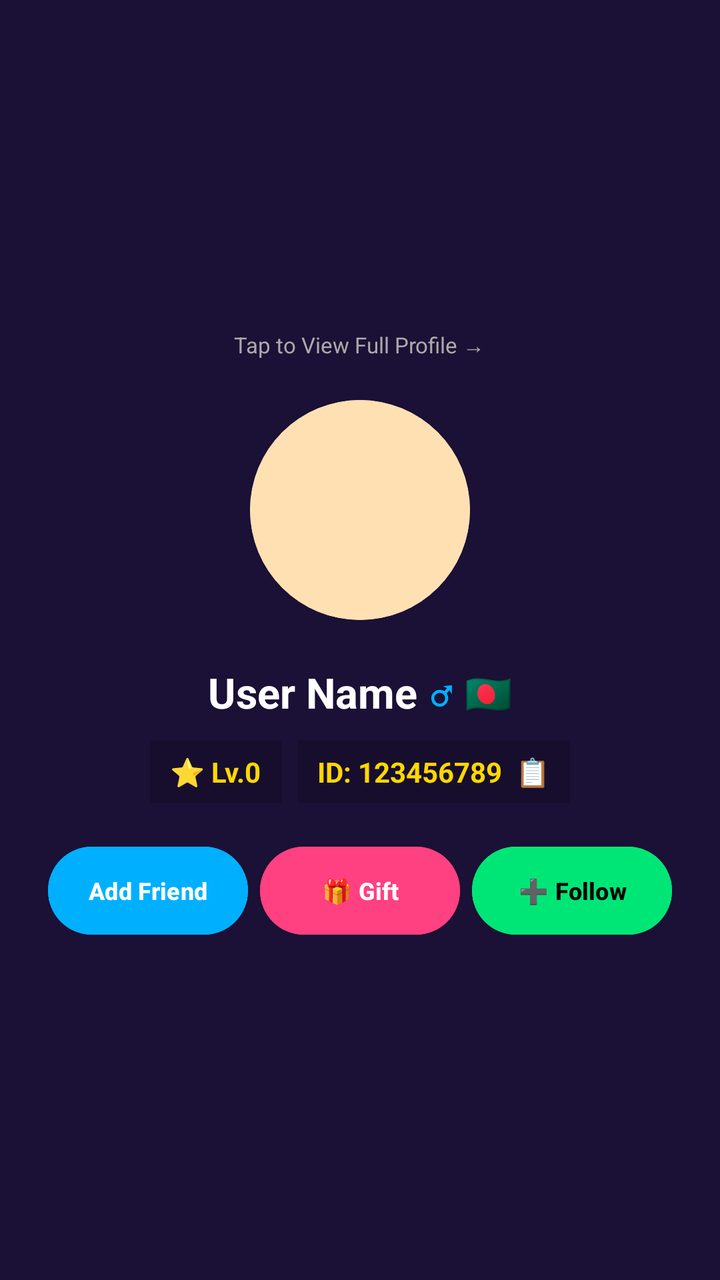
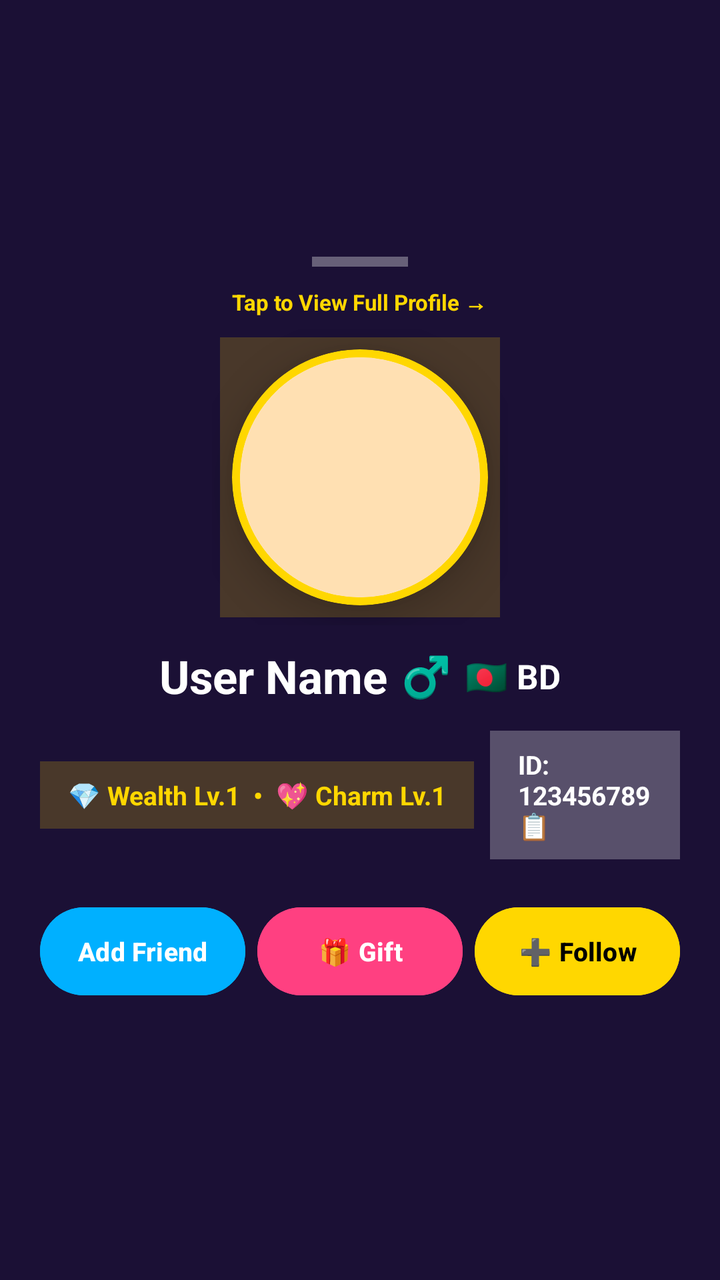

Screens rendered from an Android XML layout before and after an edit, with the pre-edit source and the edit as a unified diff.
<!-- AndroidManifest.xml: application theme Theme.SRVoiceChat -->
<!-- res/layout/dialog_mini_profile.xml -->
<?xml version="1.0" encoding="utf-8"?>
<LinearLayout xmlns:android="http://schemas.android.com/apk/res/android"
    android:id="@+id/layoutMiniRoot"
    android:layout_width="match_parent"
    android:layout_height="wrap_content"
    android:orientation="vertical"
    android:background="#1B1035"
    android:paddingStart="24dp"
    android:paddingEnd="24dp"
    android:paddingTop="24dp"
    android:paddingBottom="28dp"
    android:gravity="center">

    <TextView
        android:layout_width="wrap_content"
        android:layout_height="wrap_content"
        android:text="Tap to View Full Profile →"
        android:textColor="#AAAAAA"
        android:textSize="11sp"
        android:paddingBottom="10dp" />

    
    <FrameLayout
        android:layout_width="130dp"
        android:layout_height="130dp"
        android:layout_marginBottom="12dp">
        <androidx.cardview.widget.CardView
            xmlns:app="http://schemas.android.com/apk/res-auto"
            android:layout_width="110dp"
            android:layout_height="110dp"
            android:layout_gravity="center"
            app:cardCornerRadius="55dp"
            app:cardElevation="0dp">
            <ImageView
                android:id="@+id/imgMiniPhoto"
                android:layout_width="match_parent"
                android:layout_height="match_parent"
                android:scaleType="centerCrop"
                android:background="#FFE0B2" />
        </androidx.cardview.widget.CardView>
        <ImageView
            android:id="@+id/imgMiniFrame"
            android:layout_width="130dp"
            android:layout_height="130dp"
            android:layout_gravity="center"
            android:visibility="gone"
            android:scaleType="fitXY" />
    </FrameLayout>

    
    <LinearLayout
        android:layout_width="wrap_content"
        android:layout_height="wrap_content"
        android:orientation="horizontal"
        android:gravity="center_vertical">
        <TextView
            android:id="@+id/txtMiniName"
            android:layout_width="wrap_content"
            android:layout_height="wrap_content"
            android:text="User Name"
            android:textColor="#FFFFFF"
            android:textSize="21sp"
            android:textStyle="bold" />
        <TextView
            android:id="@+id/txtMiniGenderIcon"
            android:layout_width="wrap_content"
            android:layout_height="wrap_content"
            android:text="♂"
            android:textColor="#00B0FF"
            android:textSize="19sp"
            android:textStyle="bold"
            android:layout_marginStart="6dp" />
        <TextView
            android:id="@+id/txtMiniFlag"
            android:layout_width="wrap_content"
            android:layout_height="wrap_content"
            android:text="🇧🇩"
            android:textSize="19sp"
            android:layout_marginStart="6dp" />
    </LinearLayout>

    
    <TextView
        android:id="@+id/txtMiniVipBadge"
        android:layout_width="wrap_content"
        android:layout_height="wrap_content"
        android:text=""
        android:textColor="#FFD700"
        android:textSize="15sp"
        android:textStyle="bold"
        android:background="#33FFD700"
        android:paddingHorizontal="14dp"
        android:paddingVertical="6dp"
        android:layout_marginTop="8dp"
        android:visibility="gone" />

    <TextView
        android:id="@+id/txtMiniGenderCountry"
        android:layout_width="wrap_content"
        android:layout_height="wrap_content"
        android:visibility="gone" />

    
    <LinearLayout
        android:layout_width="wrap_content"
        android:layout_height="wrap_content"
        android:orientation="horizontal"
        android:gravity="center_vertical"
        android:layout_marginTop="10dp">
        <TextView
            android:id="@+id/txtMiniLevel"
            android:layout_width="wrap_content"
            android:layout_height="wrap_content"
            android:text="⭐ Lv.0"
            android:textColor="#FFD700"
            android:textSize="14sp"
            android:textStyle="bold"
            android:background="#22000000"
            android:paddingHorizontal="10dp"
            android:paddingVertical="6dp"
            android:layout_marginEnd="8dp" />
        <TextView
            android:id="@+id/txtMiniId"
            android:layout_width="wrap_content"
            android:layout_height="wrap_content"
            android:text="ID: 123456789  📋"
            android:textColor="#FFD700"
            android:textSize="14sp"
            android:textStyle="bold"
            android:background="#22000000"
            android:paddingHorizontal="10dp"
            android:paddingVertical="6dp" />
    </LinearLayout>

    <TextView
        android:id="@+id/txtMiniSending"
        android:layout_width="wrap_content"
        android:layout_height="wrap_content"
        android:visibility="gone" />
    <TextView
        android:id="@+id/txtMiniReceiving"
        android:layout_width="wrap_content"
        android:layout_height="wrap_content"
        android:visibility="gone" />

    
    <LinearLayout
        android:id="@+id/layoutMiniAgency"
        android:layout_width="wrap_content"
        android:layout_height="wrap_content"
        android:orientation="horizontal"
        android:gravity="center"
        android:background="#1E8E3E"
        android:paddingHorizontal="12dp"
        android:paddingVertical="5dp"
        android:layout_marginTop="8dp"
        android:visibility="gone">
        <TextView
            android:id="@+id/txtMiniAgency"
            android:layout_width="wrap_content"
            android:layout_height="wrap_content"
            android:text="AGENCY"
            android:textColor="#FFFFFF"
            android:textSize="11sp"
            android:textStyle="bold"
            android:letterSpacing="0.12" />
    </LinearLayout>

    <LinearLayout
        android:id="@+id/layoutMiniHost"
        android:layout_width="match_parent"
        android:layout_height="wrap_content"
        android:orientation="horizontal"
        android:background="#22000000"
        android:padding="10dp"
        android:layout_marginTop="8dp"
        android:visibility="gone">
        <TextView
            android:layout_width="0dp"
            android:layout_height="wrap_content"
            android:layout_weight="1"
            android:text="🎙️ Host"
            android:textColor="#FFFFFF"
            android:textSize="14sp" />
        <TextView
            android:id="@+id/txtMiniHost"
            android:layout_width="wrap_content"
            android:layout_height="wrap_content"
            android:text=""
            android:textColor="#FFD700"
            android:textSize="14sp"
            android:textStyle="bold" />
    </LinearLayout>

    
    <LinearLayout
        android:layout_width="match_parent"
        android:layout_height="wrap_content"
        android:orientation="horizontal"
        android:gravity="center"
        android:layout_marginTop="18dp">
        <Button
            android:id="@+id/btnMiniAddLeft"
            android:layout_width="0dp"
            android:layout_height="52dp"
            android:layout_weight="1"
            android:text="Add Friend"
            android:textSize="12sp"
            android:maxLines="1"
            android:textColor="#FFFFFF"
            android:textStyle="bold"
            android:backgroundTint="#00B0FF"
            android:paddingHorizontal="2dp"
            android:layout_marginEnd="6dp" />
        <Button
            android:id="@+id/btnMiniGift"
            android:layout_width="0dp"
            android:layout_height="52dp"
            android:layout_weight="1"
            android:text="🎁 Gift"
            android:textSize="12sp"
            android:maxLines="1"
            android:textColor="#FFFFFF"
            android:textStyle="bold"
            android:backgroundTint="#FF4081"
            android:paddingHorizontal="2dp"
            android:layout_marginEnd="6dp" />
        <Button
            android:id="@+id/btnMiniFollowRight"
            android:layout_width="0dp"
            android:layout_height="52dp"
            android:layout_weight="1"
            android:text="➕ Follow"
            android:textSize="12sp"
            android:maxLines="1"
            android:textColor="#000000"
            android:textStyle="bold"
            android:backgroundTint="#00E676"
            android:paddingHorizontal="2dp" />
    </LinearLayout>
</LinearLayout>
<!-- resources referenced by this layout -->
<resources>
  <style name="Theme.SRVoiceChat" parent="Theme.Material3.DayNight.NoActionBar">
          <item name="colorPrimary">#FF4081</item>
          <item name="android:statusBarColor">#FF4081</item>
          <item name="android:windowLightStatusBar">true</item>
      </style>
</resources>

<!-- the commit's change to res/layout/dialog_mini_profile.xml (unified diff, before → after) -->
@@ -1,47 +1,68 @@
 <?xml version="1.0" encoding="utf-8"?>
 <LinearLayout xmlns:android="http://schemas.android.com/apk/res/android"
+    xmlns:app="http://schemas.android.com/apk/res-auto"
     android:id="@+id/layoutMiniRoot"
     android:layout_width="match_parent"
     android:layout_height="wrap_content"
     android:orientation="vertical"
     android:background="#1B1035"
-    android:paddingStart="24dp"
-    android:paddingEnd="24dp"
-    android:paddingTop="24dp"
-    android:paddingBottom="28dp"
+    android:paddingStart="20dp"
+    android:paddingEnd="20dp"
+    android:paddingTop="12dp"
+    android:paddingBottom="22dp"
     android:gravity="center">
 
+    
+    <View
+        android:layout_width="48dp"
+        android:layout_height="5dp"
+        android:background="#55FFFFFF" />
+
     <TextView
         android:layout_width="wrap_content"
         android:layout_height="wrap_content"
         android:text="Tap to View Full Profile →"
-        android:textColor="#AAAAAA"
+        android:textColor="#FFD700"
         android:textSize="11sp"
-        android:paddingBottom="10dp" />
+        android:textStyle="bold"
+        android:paddingTop="10dp"
+        android:paddingBottom="6dp" />
 
     
     <FrameLayout
-        android:layout_width="130dp"
-        android:layout_height="130dp"
-        android:layout_marginBottom="12dp">
+        android:layout_width="148dp"
+        android:layout_height="148dp"
+        android:layout_marginBottom="10dp">
+        <View
+            android:layout_width="140dp"
+            android:layout_height="140dp"
+            android:layout_gravity="center"
+            android:background="#33FFD700" />
         <androidx.cardview.widget.CardView
-            xmlns:app="http://schemas.android.com/apk/res-auto"
-            android:layout_width="110dp"
-            android:layout_height="110dp"
+            android:layout_width="128dp"
+            android:layout_height="128dp"
             android:layout_gravity="center"
-            app:cardCornerRadius="55dp"
-            app:cardElevation="0dp">
-            <ImageView
-                android:id="@+id/imgMiniPhoto"
-                android:layout_width="match_parent"
-                android:layout_height="match_parent"
-                android:scaleType="centerCrop"
-                android:background="#FFE0B2" />
+            app:cardCornerRadius="64dp"
+            app:cardElevation="10dp"
+            app:cardBackgroundColor="#FFD700">
+            <androidx.cardview.widget.CardView
+                android:layout_width="120dp"
+                android:layout_height="120dp"
+                android:layout_gravity="center"
+                app:cardCornerRadius="60dp"
+                app:cardElevation="0dp">
+                <ImageView
+                    android:id="@+id/imgMiniPhoto"
+                    android:layout_width="match_parent"
+                    android:layout_height="match_parent"
+                    android:scaleType="centerCrop"
+                    android:background="#FFE0B2" />
+            </androidx.cardview.widget.CardView>
         </androidx.cardview.widget.CardView>
         <ImageView
             android:id="@+id/imgMiniFrame"
-            android:layout_width="130dp"
-            android:layout_height="130dp"
+            android:layout_width="148dp"
+            android:layout_height="148dp"
             android:layout_gravity="center"
             android:visibility="gone"
             android:scaleType="fitXY" />
@@ -59,24 +80,28 @@
             android:layout_height="wrap_content"
             android:text="User Name"
             android:textColor="#FFFFFF"
-            android:textSize="21sp"
-            android:textStyle="bold" />
+            android:textSize="23sp"
+            android:textStyle="bold"
+            android:maxLines="1"
+            android:ellipsize="end" />
         <TextView
             android:id="@+id/txtMiniGenderIcon"
             android:layout_width="wrap_content"
             android:layout_height="wrap_content"
-            android:text="♂"
+            android:text="♂️"
             android:textColor="#00B0FF"
-            android:textSize="19sp"
-            android:textStyle="bold"
-            android:layout_marginStart="6dp" />
+            android:textSize="20sp"
+            android:textStyle="bold"
+            android:layout_marginStart="7dp" />
         <TextView
             android:id="@+id/txtMiniFlag"
             android:layout_width="wrap_content"
             android:layout_height="wrap_content"
-            android:text="🇧🇩"
-            android:textSize="19sp"
-            android:layout_marginStart="6dp" />
+            android:text="🇧🇩 BD"
+            android:textColor="#FFFFFF"
+            android:textSize="17sp"
+            android:textStyle="bold"
+            android:layout_marginStart="7dp" />
     </LinearLayout>
 
     
@@ -85,13 +110,13 @@
         android:layout_width="wrap_content"
         android:layout_height="wrap_content"
         android:text=""
-        android:textColor="#FFD700"
-        android:textSize="15sp"
+        android:textColor="#000000"
+        android:textSize="14sp"
         android:textStyle="bold"
-        android:background="#33FFD700"
-        android:paddingHorizontal="14dp"
-        android:paddingVertical="6dp"
-        android:layout_marginTop="8dp"
+        android:background="#FFD700"
+        android:paddingHorizontal="18dp"
+        android:paddingVertical="7dp"
+        android:layout_marginTop="10dp"
         android:visibility="gone" />
 
     <TextView
@@ -106,32 +131,33 @@
         android:layout_height="wrap_content"
         android:orientation="horizontal"
         android:gravity="center_vertical"
-        android:layout_marginTop="10dp">
+        android:layout_marginTop="12dp">
         <TextView
             android:id="@+id/txtMiniLevel"
             android:layout_width="wrap_content"
             android:layout_height="wrap_content"
-            android:text="⭐ Lv.0"
+            android:text="💎 Wealth Lv.1  •  💖 Charm Lv.1"
             android:textColor="#FFD700"
-            android:textSize="14sp"
-            android:textStyle="bold"
-            android:background="#22000000"
-            android:paddingHorizontal="10dp"
-            android:paddingVertical="6dp"
+            android:textSize="13sp"
+            android:textStyle="bold"
+            android:background="#33FFD700"
+            android:paddingHorizontal="14dp"
+            android:paddingVertical="8dp"
             android:layout_marginEnd="8dp" />
         <TextView
             android:id="@+id/txtMiniId"
             android:layout_width="wrap_content"
             android:layout_height="wrap_content"
             android:text="ID: 123456789  📋"
-            android:textColor="#FFD700"
-            android:textSize="14sp"
-            android:textStyle="bold"
-            android:background="#22000000"
-            android:paddingHorizontal="10dp"
-            android:paddingVertical="6dp" />
-    </LinearLayout>
-
+            android:textColor="#FFFFFF"
+            android:textSize="13sp"
+            android:textStyle="bold"
+            android:background="#44FFFFFF"
+            android:paddingHorizontal="14dp"
+            android:paddingVertical="8dp" />
+    </LinearLayout>
+
+    
     <TextView
         android:id="@+id/txtMiniSending"
         android:layout_width="wrap_content"
@@ -151,15 +177,15 @@
         android:orientation="horizontal"
         android:gravity="center"
         android:background="#1E8E3E"
-        android:paddingHorizontal="12dp"
-        android:paddingVertical="5dp"
-        android:layout_marginTop="8dp"
+        android:paddingHorizontal="16dp"
+        android:paddingVertical="6dp"
+        android:layout_marginTop="10dp"
         android:visibility="gone">
         <TextView
             android:id="@+id/txtMiniAgency"
             android:layout_width="wrap_content"
             android:layout_height="wrap_content"
-            android:text="AGENCY"
+            android:text="★ AGENCY ★"
             android:textColor="#FFFFFF"
             android:textSize="11sp"
             android:textStyle="bold"
@@ -172,8 +198,8 @@
         android:layout_height="wrap_content"
         android:orientation="horizontal"
         android:background="#22000000"
-        android:padding="10dp"
-        android:layout_marginTop="8dp"
+        android:padding="12dp"
+        android:layout_marginTop="10dp"
         android:visibility="gone">
         <TextView
             android:layout_width="0dp"
@@ -198,14 +224,14 @@
         android:layout_height="wrap_content"
         android:orientation="horizontal"
         android:gravity="center"
-        android:layout_marginTop="18dp">
+        android:layout_marginTop="20dp">
         <Button
             android:id="@+id/btnMiniAddLeft"
             android:layout_width="0dp"
             android:layout_height="52dp"
             android:layout_weight="1"
             android:text="Add Friend"
-            android:textSize="12sp"
+            android:textSize="13sp"
             android:maxLines="1"
             android:textColor="#FFFFFF"
             android:textStyle="bold"
@@ -218,7 +244,7 @@
             android:layout_height="52dp"
             android:layout_weight="1"
             android:text="🎁 Gift"
-            android:textSize="12sp"
+            android:textSize="13sp"
             android:maxLines="1"
             android:textColor="#FFFFFF"
             android:textStyle="bold"
@@ -231,11 +257,11 @@
             android:layout_height="52dp"
             android:layout_weight="1"
             android:text="➕ Follow"
-            android:textSize="12sp"
+            android:textSize="13sp"
             android:maxLines="1"
             android:textColor="#000000"
             android:textStyle="bold"
-            android:backgroundTint="#00E676"
+            android:backgroundTint="#FFD700"
             android:paddingHorizontal="2dp" />
     </LinearLayout>
 </LinearLayout>
